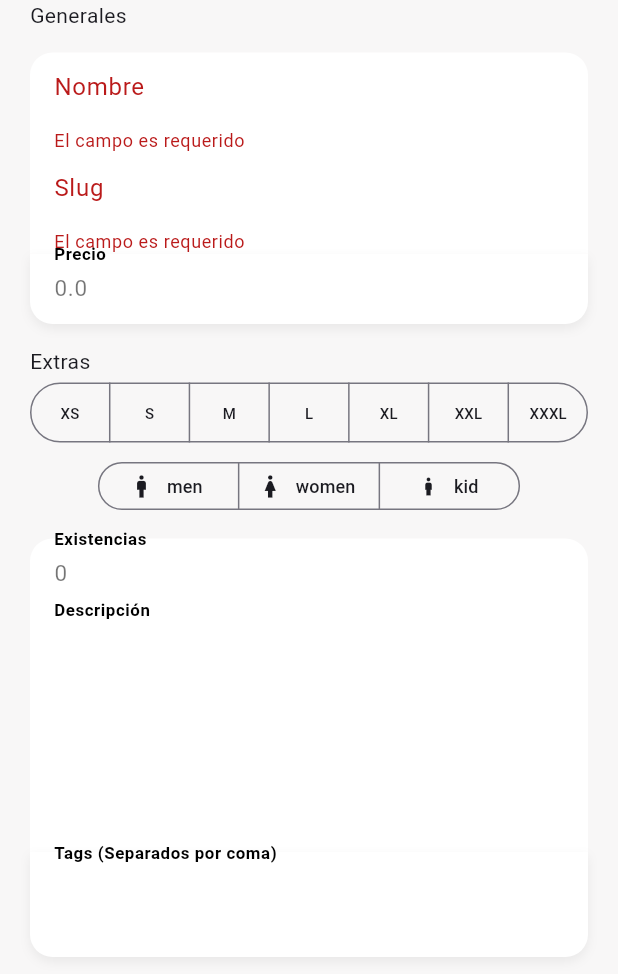
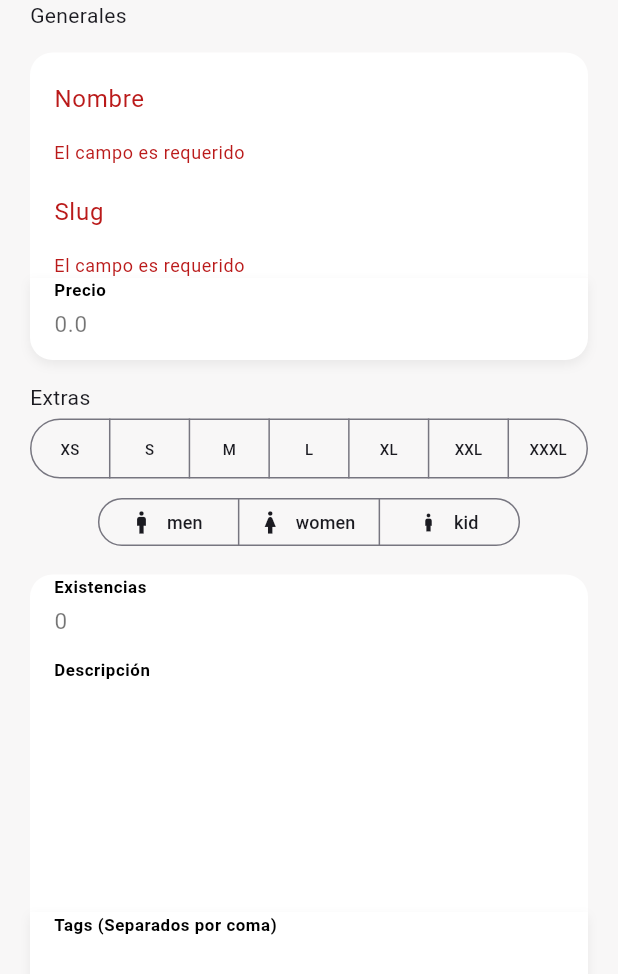
Before and after one commit to AlexhHr23/teslo-app, a Flutter app: the _ProductInformation widget shown alone on an empty page, opened directly with empty values, on a phone screen of 412 x 824 dp. Shown: the top 974 px of the screen. Run offline on Flutter 3.47's test engine with Material 3 defaults, Android fonts, the phone set to English and light mode, and no system bars; our stand-ins replace dio, flutter_dotenv, flutter_riverpod, formz, go_router, google_fonts and 1 more; accounts and stored records are empty; network calls fail; project files that could hold a hidden picture were left out.

```diff
--- a/lib/features/products/presentation/screens/product_screen.dart
+++ b/lib/features/products/presentation/screens/product_screen.dart
@@ -110,7 +110,7 @@ class _ProductInformation extends ConsumerWidget {
             label: 'Precio',
             keyboardType: const TextInputType.numberWithOptions(decimal: true),
             initialValue: productForm.price.value.toString(),
-            onChanged: (value) => ref.read(productFormProvider(product).notifier).onPriceChanged(double.tryParse(value) ?? 0),
+            onChanged: (value) => ref.read(productFormProvider(product).notifier).onPriceChanged(double.tryParse(value) ?? -1),
             errorMessage: productForm.price.errorMessage,
           ),
 
@@ -128,7 +128,7 @@ class _ProductInformation extends ConsumerWidget {
             label: 'Existencias',
             keyboardType: const TextInputType.numberWithOptions(decimal: true),
             initialValue: productForm.inStock.value.toString(),
-            onChanged: (value) => ref.read(productFormProvider(product).notifier).onStockChanged(int.tryParse(value) ?? 0),
+            onChanged: (value) => ref.read(productFormProvider(product).notifier).onStockChanged(int.tryParse(value) ?? -1),
             errorMessage: productForm.inStock.errorMessage,
           ),
 
--- a/lib/features/shared/infrastructure/inputs/price.dart
+++ b/lib/features/shared/infrastructure/inputs/price.dart
@@ -18,7 +18,7 @@ class Price extends FormzInput<double, PriceError> {
     if ( isValid || isPure ) return null;
 
     if ( displayError == PriceError.empty ) return 'El campo es requerido';
-    if ( displayError == PriceError.values ) return 'Tiene que ser 0 o mayor';
+    if ( displayError == PriceError.value ) return 'Tiene que ser un número  mayor o igual a 0';
 
     return null;
   }
--- a/lib/features/shared/infrastructure/inputs/slug.dart
+++ b/lib/features/shared/infrastructure/inputs/slug.dart
@@ -1,7 +1,7 @@
 import 'package:formz/formz.dart';
 
 // Define input validation errors
-enum SlugError { empty, format}
+enum SlugError { empty, format }
 
 // Extend FormzInput and provide the input type and error type.
 class Slug extends FormzInput<String, SlugError> {
@@ -20,7 +20,6 @@ class Slug extends FormzInput<String, SlugError> {
     if ( displayError == SlugError.empty ) return 'El campo es requerido';
     if ( displayError == SlugError.format ) return 'El campo no tiene el formato esperado';
 
-
     return null;
   }
 
@@ -29,7 +28,7 @@ class Slug extends FormzInput<String, SlugError> {
   SlugError? validator(String value) {
 
     if ( value.isEmpty || value.trim().isEmpty ) return SlugError.empty;
-    if ( value.contains("") || value.contains(' ')) return SlugError.format;
+    if ( value.contains("'") || value.contains(' ') ) return SlugError.format;
 
     return null;
   }
--- a/lib/features/shared/infrastructure/inputs/stockj.dart
+++ b/lib/features/shared/infrastructure/inputs/stockj.dart
@@ -18,7 +18,7 @@ class Stock extends FormzInput<int, StockError> {
     if ( isValid || isPure ) return null;
 
     if ( displayError == StockError.empty ) return 'El campo es requerido';
-    if ( displayError == StockError.values ) return 'Tiene que ser 0 o mayor';
+    if ( displayError == StockError.values ) return 'Tiene que ser un número  mayor o igual a 0';
     if ( displayError == StockError.format ) return 'No tiene formato de numero';
 
     return null;
--- a/lib/features/shared/widgets/custom_product_field.dart
+++ b/lib/features/shared/widgets/custom_product_field.dart
@@ -45,7 +45,7 @@ class CustomProductField extends StatelessWidget {
     const borderRadius = Radius.circular(15);
 
     return Container(
-      // padding: const EdgeInsets.only(bottom: 0, top: 15),
+      padding: const EdgeInsets.only(bottom: 0, top: 8),
       decoration: BoxDecoration(
         color: Colors.white,
         borderRadius: BorderRadius.only(
```
Also changed, not shown: lib/features/products/presentation/providers/product_form_provider.dart (+5 -3 lines).
